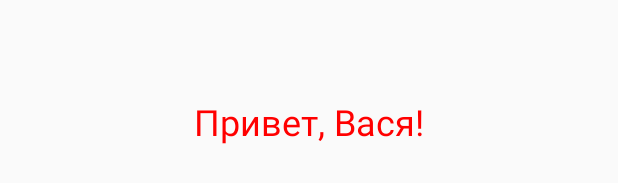
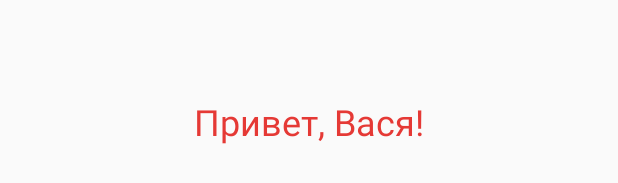
Before and after one commit to Daniil-master/MoneyTracker, an Android app: the layout activity_main.xml on its own in the app's theme, with its tools: preview values and no code run, on a phone screen of 412 x 824 dp. Shown: the part 497-680 px from the top of the screen. Run offline under Robolectric (Android 15) with nearby library versions, the phone set to English and light mode, and no system bars.

Commit message:
Add Text color

```diff
--- a/app/src/main/res/layout/activity_main.xml
+++ b/app/src/main/res/layout/activity_main.xml
@@ -10,7 +10,7 @@
         android:layout_width="wrap_content"
         android:layout_height="wrap_content"
         android:text="Привет, Вася!"
-        android:textColor="#FF0000"
+        android:textColor="#E53935"
         android:textSize="24sp"
         app:layout_constraintBottom_toBottomOf="parent"
         app:layout_constraintLeft_toLeftOf="parent"
```
